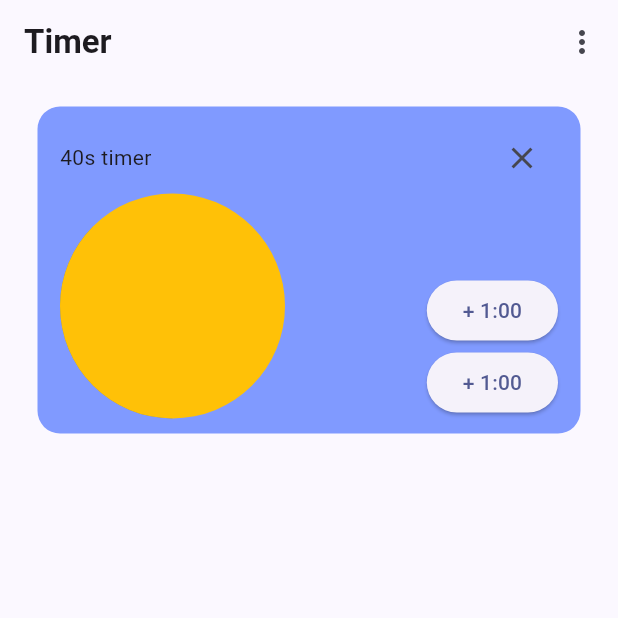
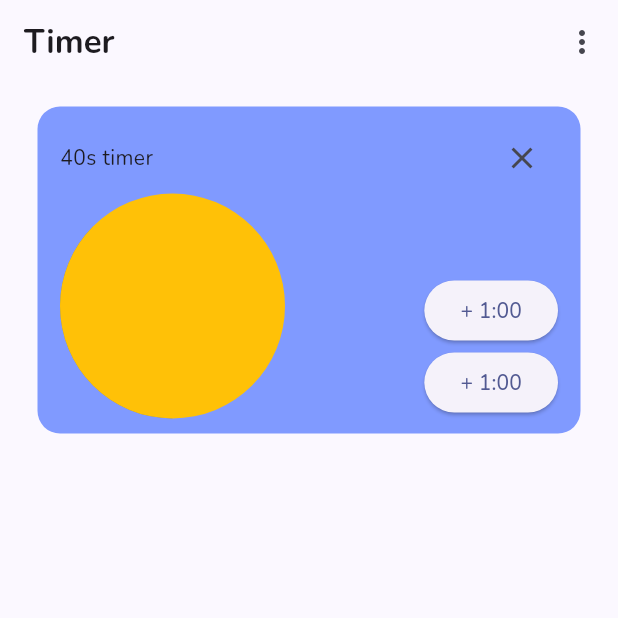
Before and after one commit to bijith-git/fluttter_clock_app, a Flutter app: the screen it shows after launch, item 3 of the bottom bar chosen, after a tap on the "more vert" icon, on a phone screen of 412 x 824 dp, the top half of it. Run offline on Flutter 3.47's test engine with Material 3 defaults, Android fonts, the phone set to English and light mode, and no system bars; our stand-ins replace google_fonts, stop_watch_timer; missing offline and left inert: syncfusion_flutter_core, syncfusion_flutter_maps; Roboto replaces fonts that are missing (Coda).

Commit message:
"Updated release workflow, refactored Home page, changed font theme, removed MyHomePage widget, and added dependencies for flutter_local_notifications and vibration."

```diff
--- /dev/null
+++ b/lib/features/alram/presentation/pages/alram.dart
@@ -0,0 +1,78 @@
+import 'package:clock_app/features/widget/icon_text.dart';
+import 'package:flutter/material.dart';
+import 'package:intl/intl.dart';
+
+class AlramScreen extends StatefulWidget {
+  const AlramScreen({super.key});
+
+  @override
+  State<AlramScreen> createState() => _AlramScreenState();
+}
+
+class _AlramScreenState extends State<AlramScreen> {
+  @override
+  Widget build(BuildContext context) {
+    return Scaffold(
+      appBar: AppBar(
+        scrolledUnderElevation: 0,
+        elevation: 0,
+        title: Text(
+          'Alram',
+          style: Theme.of(context)
+              .textTheme
+              .titleLarge!
+              .copyWith(fontWeight: FontWeight.bold),
+        ),
+        actions: [
+          IconButton(onPressed: () {}, icon: const Icon(Icons.more_vert))
+        ],
+      ),
+      body: SingleChildScrollView(
+          child: Padding(
+        padding: const EdgeInsets.symmetric(horizontal: 25, vertical: 10),
+        child: ExpansionPanelList(
+          children: [
+            ExpansionPanel(
+                isExpanded: true,
+                headerBuilder: (_, isOpen) {
+                  return Column(
+                    crossAxisAlignment: CrossAxisAlignment.start,
+                    children: [
+                      const IconedText(
+                        iconData: Icons.label_outline,
+                        text: "Work",
+                      ),
+                      const SizedBox(height: 10),
+                      Text(
+                        DateFormat("hh:mm a").format(DateTime.now()),
+                        style: Theme.of(context)
+                            .textTheme
+                            .titleLarge!
+                            .copyWith(fontSize: 25),
+                      ),
+                      const Text("Not Scheduled"),
+                    ],
+                  );
+                },
+                body: const Column(
+                  children: [
+                    IconedText(iconData: Icons.alarm, text: "Pause Alarm"),
+                    IconedText(
+                        iconData: Icons.notifications_on_outlined,
+                        text: "Default  "),
+                    IconedText(iconData: Icons.vibration, text: "Vibrate"),
+                    IconedText(iconData: Icons.delete, text: "Delete"),
+                  ],
+                ))
+          ],
+        ),
+      )),
+      floatingActionButtonLocation: FloatingActionButtonLocation.centerFloat,
+      floatingActionButton: FloatingActionButton(
+        onPressed: () {},
+        shape: const CircleBorder(),
+        child: const Icon(Icons.add),
+      ),
+    );
+  }
+}
--- a/lib/features/home/presentation/pages/home.dart
+++ b/lib/features/home/presentation/pages/home.dart
@@ -1,4 +1,5 @@
 import 'package:clock_app/core/constants/color.dart';
+import 'package:clock_app/features/alram/presentation/pages/alram.dart';
 import 'package:clock_app/features/clock/presentation/pages/clock.dart';
 import 'package:clock_app/features/stopwatch/presentation/pages/stopwatch.dart';
 import 'package:clock_app/features/timer/presentation/pages/timer.dart';
@@ -23,9 +24,7 @@ class _HomeState extends State<Home> {
   }
 
   List<Widget> body = [
-    const Center(
-      child: Text("Alram"),
-    ),
+    const AlramScreen(),
     const ClockScreen(),
     const TimerScreen(),
     const StopWatchScreen(),
--- /dev/null
+++ b/lib/features/widget/icon_text.dart
@@ -0,0 +1,31 @@
+import 'package:flutter/material.dart';
+
+class IconedText extends StatelessWidget {
+  final Widget? icon;
+  final IconData? iconData;
+  final String text;
+  final TextStyle? textStyle;
+  const IconedText({
+    super.key,
+    this.icon,
+    this.iconData,
+    required this.text,
+    this.textStyle,
+  }) : assert(icon == null || iconData == null);
+
+  @override
+  Widget build(BuildContext context) {
+    return Row(
+      children: [
+        icon ?? Icon(iconData),
+        const SizedBox(
+          width: 10,
+        ),
+        Text(
+          text,
+          style: textStyle ?? Theme.of(context).textTheme.bodyLarge,
+        )
+      ],
+    );
+  }
+}
--- a/pubspec.yaml
+++ b/pubspec.yaml
@@ -38,6 +38,8 @@ dependencies:
   google_fonts: ^6.2.1
   syncfusion_flutter_maps: ^26.1.39
   intl: ^0.19.0
+  flutter_local_notifications: ^17.1.2
+  vibration: ^1.9.0
 
 dev_dependencies:
   flutter_test:
```
Also changed, not shown: lib/main.dart (+1 -49 lines), .github/workflows/release.yaml, pubspec.lock.
